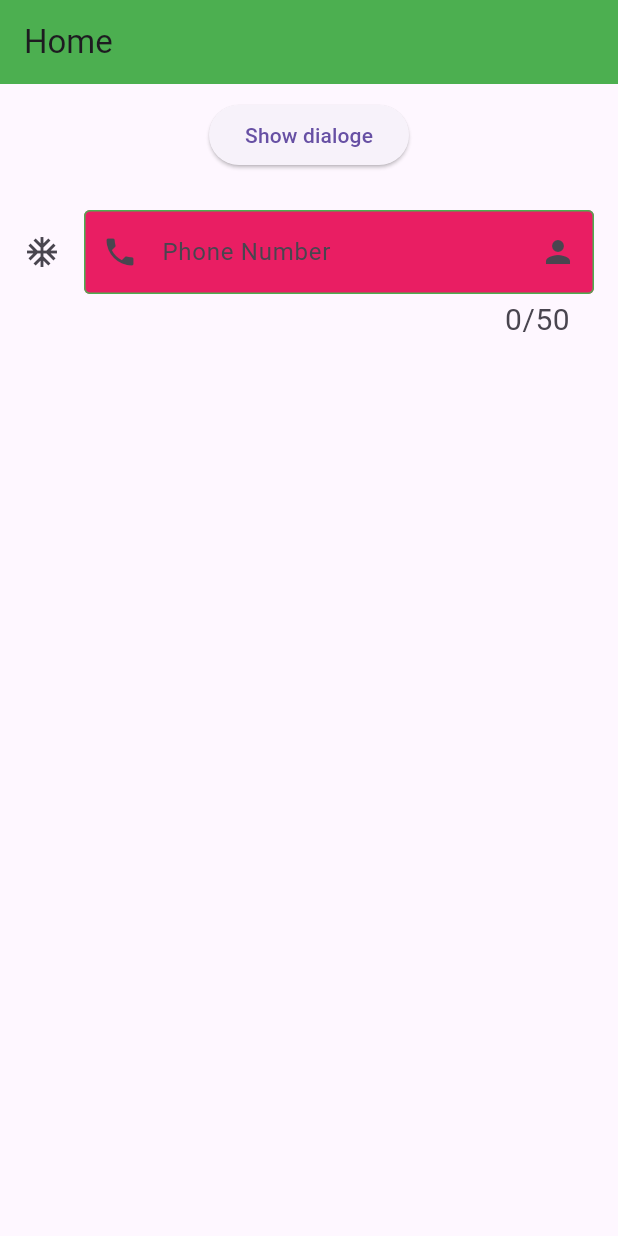
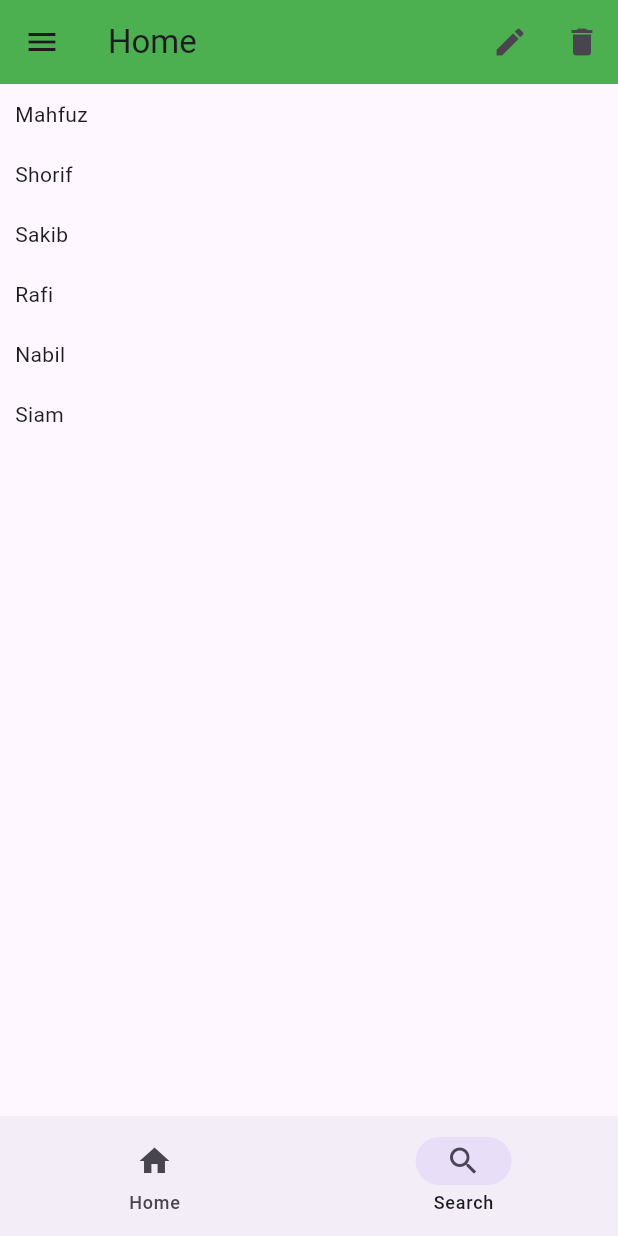
Before and after one commit to MahfuzAhmed28/flutter_practice_project, a Flutter app: the screen it shows after launch, on a phone screen of 412 x 824 dp. Run offline on Flutter 3.47's test engine with Material 3 defaults, Android fonts, the phone set to English and light mode, and no system bars.

Commit message:
Drawe_BottomNavigationBar_ListView

```diff
--- a/lib/main.dart
+++ b/lib/main.dart
@@ -1,25 +1,31 @@
 import 'package:flutter/material.dart';
 
-void main()
-{
+void main() {
   runApp(HelloWorld());
 }
-class HelloWorld extends StatelessWidget{
+
+class HelloWorld extends StatelessWidget {
   @override
   Widget build(BuildContext context) {
     return MaterialApp(
-      debugShowCheckedModeBanner: false,  //Remove Corner Debug Banner
+      debugShowCheckedModeBanner: false, //Remove Corner Debug Banner
       title: 'Welcome',
       home: Home(),
     );
   }
-
-
 }
 
+class Home extends StatelessWidget {
+  Home({super.key});
 
-class Home extends StatelessWidget {
-  const Home({super.key});
+  List<String> friendList = [
+    'Mahfuz',
+    'Shorif',
+    'Sakib',
+    'Rafi',
+    'Nabil',
+    'Siam'
+  ];
 
   @override
   Widget build(BuildContext context) {
@@ -27,140 +33,170 @@ class Home extends StatelessWidget {
       appBar: AppBar(
         title: Text('Home'),
         backgroundColor: Colors.green,
+        actions: [
+          IconButton(onPressed: () {}, icon: Icon(Icons.edit)),
+          IconButton(onPressed: () {}, icon: Icon(Icons.delete)),
+        ],
+        //leading: Icon(Icons.add),  Basically we dont use leading
       ),
-      body: Center(
+      drawer: Drawer(
+        //elevation: 0,
+        //shadowColor: Colors.red,
+        backgroundColor: Colors.grey,
+        width: 300,
         child: Column(
-          crossAxisAlignment: CrossAxisAlignment.center,
-          children: [
-            SizedBox(
-              height: 10,
-            ),
-            ElevatedButton(
-              onPressed: () {
-                //showAboutDialog(context: context);
-                showModalBottomSheet(
-                  //barrierColor: Colors.red,
-                  //backgroundColor: Colors.green.shade200,
-                  shape: RoundedRectangleBorder(
-                    borderRadius: BorderRadius.circular(10),
-                  ),
-                  isScrollControlled: true,
-                  useSafeArea: true,
-                  enableDrag: false,
-                  context: context,
-                  builder: (ctx){
-                    return Column(
-                      children: [
-                        Padding(
-                          padding: EdgeInsets.symmetric(vertical: 20),
-                          child: Row(
-                            mainAxisAlignment: MainAxisAlignment.center,
-                            children: [
-                              Text(
-                                  'Title',
-                                  style: TextStyle(
-                                    fontSize: 20
-                                  ),
-                              ),
-                            ],
-                          ),
-                        ),
-                        Divider(
-                          height: 20,
-                          thickness: 5,
-                          color: Colors.green,
-                        ),
-                        Text('Sample'),
-                        Row(
-                          children: [
-                            ElevatedButton(onPressed: () {}, child: Text('Save')),
-                            ElevatedButton(onPressed: () {}, child: Text('Cancel')),
-                          ],
-                        )
-                        //Divider(),
-                        //Text('Yes'),
-                      ],
-                    );
-                  }
-                );
-              },
-              child: Text('Show dialoge'),
-            ),
-            SizedBox(
-              height: 10,
-            ),
-            Padding(
-              padding: EdgeInsets.all(16),
-              child: TextField(
-                maxLength: 50,
-                onChanged: (String? value)
-                {
-                  print(value);
-                },
-                controller: TextEditingController(),
-                //obscureText: true,
-                maxLines: 1,
-                //keyboardType: TextInputType.phone,
-                enabled: true,
-                decoration: InputDecoration(
-                  hintText: 'Phone',
-                  hintStyle: TextStyle(
-                    fontWeight: FontWeight.w100,
-                  ),
-                  labelText: 'Phone Number',
-                  //label: Icon(Icons.add),
-                  prefixIcon: Icon(Icons.phone),
-                  suffixIcon: Icon(Icons.person),
-                  // prefix: Column(
-                  //   children: [
-                  //     Text('abcd'),
-                  //     Text('edgh'),
-                  //   ],
-                  // ),
-                  // suffix: Column(
-                  //   children: [
-                  //     Text('abcd'),
-                  //     Text('edgh'),
-                  //   ],
-                  // ),
-                  icon: Icon(Icons.ac_unit),
-                  //counterText: '',
-                  counterStyle: TextStyle(
-                    fontSize: 20
-                  ),
-                  fillColor: Colors.pink,
-                  filled: true,
-                  border: OutlineInputBorder(
-                    borderSide: BorderSide(
-                      color: Colors.green,
-                    )
-                  ),
-                  enabledBorder: OutlineInputBorder(
-                    borderSide: BorderSide(
-                      color: Colors.green,
-                    ),
-                  ),
-                  focusedBorder: OutlineInputBorder(
-                    borderSide: BorderSide(
-                      color: Colors.red,
-                      width: 3
-                    )
-                  ),
-                  disabledBorder: OutlineInputBorder(
-                    borderSide: BorderSide(
-                      color: Colors.blue
-                    )
-                  )
-
-                ),
-              ),
-            ),
-
-
-          ],
+          children: [Text('Random Drawer')],
         ),
       ),
+      /*bottomNavigationBar: BottomNavigationBar(
+        currentIndex: 0,
+        //backgroundColor: Colors.red,
+        selectedItemColor: Colors.pink,
+        unselectedItemColor: Colors.blue,
+        showUnselectedLabels: false,
+        showSelectedLabels: true,
+        onTap: (int slectedIndex){
 
+        },
+
+        items: [
+          BottomNavigationBarItem(icon: Icon(Icons.home),label: 'Home'),
+          BottomNavigationBarItem(icon: Icon(Icons.search),label: 'Search'),
+        ]
+      ),*/ // Akhon use hoi na
+      bottomNavigationBar: NavigationBar(
+          selectedIndex: 1,
+          onDestinationSelected: (int slectedIndex) {
+
+          },
+          destinations: [
+            NavigationDestination(icon: Icon(Icons.home), label: 'Home'),
+            NavigationDestination(icon: Icon(Icons.search), label: 'Search'),
+          ]),
+      /*body: Scrollbar(
+        child: SingleChildScrollView(
+          child: Column(
+            children: [
+              Text('jashcisdhci'),
+              Text('jashcisdhci'),
+              Text('jashcisdhci'),
+              Text('jashcisdhci'),
+              Text('jashcisdhci'),
+              Text('jashcisdhci'),
+              Text('jashcisdhci'),
+              Text('jashcisdhci'),
+              Text('jashcisdhci'),
+              Text('jashcisdhci'),
+              Text('jashcisdhci'),
+              Text('jashcisdhci'),
+              Text('jashcisdhci'),
+              Text('jashcisdhci'),
+              Text('jashcisdhci'),
+              Text('jashcisdhci'),
+              Text('jashcisdhci'),
+              Text('jashcisdhci'),
+              Text('jashcisdhci'),
+              Text('jashcisdhci'),
+              Text('jashcisdhci'),
+              Text('jashcisdhci'),
+              Text('jashcisdhci'),
+              Text('jashcisdhci'),
+              Text('jashcisdhci'),
+              Text('jashcisdhci'),
+              Text('jashcisdhci'),
+              Text('jashcisdhci'),
+              Text('jashcisdhci'),
+              Text('jashcisdhci'),
+              Text('jashcisdhci'),
+              Text('jashcisdhci'),
+              Text('jashcisdhci'),
+              Text('jashcisdhci'),
+              Text('jashcisdhci'),
+              Text('jashcisdhci'),
+              Text('jashcisdhci'),
+              Text('jashcisdhci'),
+              Text('jashcisdhci'),
+              Text('jashcisdhci'),
+              Text('jashcisdhci'),
+              Text('jashcisdhci'),
+              Text('jashcisdhci'),
+              Text('jashcisdhci'),
+              Text('jashcisdhci'),
+            ],
+          ),
+        ),
+      ),*/
+      body: Scrollbar(
+        thickness: 50,
+        interactive: true,
+        /*child: ListView(
+          scrollDirection: Axis.vertical,
+          reverse: false,
+          padding: EdgeInsets.symmetric(horizontal: 10,vertical: 10),
+          children: [
+            Text('jashcisdhci'),
+            Text('jashcisdhci'),
+            Text('jashcisdhci'),
+            Text('jashcisdhci'),
+            Text('jashcisdhci'),
+            Text('jashcisdhci'),
+            Text('jashcisdhci'),
+            Text('jashcisdhci'),
+            Text('jashcisdhci'),
+            Text('jashcisdhci'),
+            Text('jashcisdhci'),
+            Text('jashcisdhci'),
+            Text('jashcisdhci'),
+            Text('jashcisdhci'),
+            Text('jashcisdhci'),
+            Text('jashcisdhci'),
+            Text('jashcisdhci'),
+            Text('jashcisdhci'),
+            Text('jashcisdhci'),
+            Text('jashcisdhci'),
+            Text('jashcisdhci'),
+            Text('jashcisdhci'),
+            Text('jashcisdhci'),
+            Text('jashcisdhci'),
+            Text('jashcisdhci'),
+            Text('jashcisdhci'),
+            Text('jashcisdhci'),
+            Text('jashcisdhci'),
+            Text('jashcisdhci'),
+            Text('jashcisdhci'),
+            Text('jashcisdhci'),
+            Text('jashcisdhci'),
+            Text('jashcisdhci'),
+            Text('jashcisdhci'),
+            Text('jashcisdhci'),
+            Text('jashcisdhci'),
+            Text('jashcisdhci'),
+            Text('jashcisdhci'),
+            Text('jashcisdhci'),
+            Text('jashcisdhci'),
+            Text('jashcisdhci'),
+            Text('jashcisdhci'),
+            Text('jashcisdhci'),
+            Text('jashcisdhci'),
+            Text('jashcisdhci'),
+          ],
+        ),*/
+        /*child: ListView.builder(
+          itemCount: 100,
+          padding: EdgeInsets.symmetric(vertical: 10,horizontal: 10),
+          itemBuilder: (context,index) {
+            return Text('item ${index}');
+          }
+        ),*/
+        child: ListView.builder(
+            itemCount: friendList.length,
+            itemBuilder: (context, index) {
+              return Padding(
+                padding: EdgeInsets.all(10.0),
+                child: Text(friendList[index]),
+              );
+            }),
+      ),
     );
   }
 }
```
